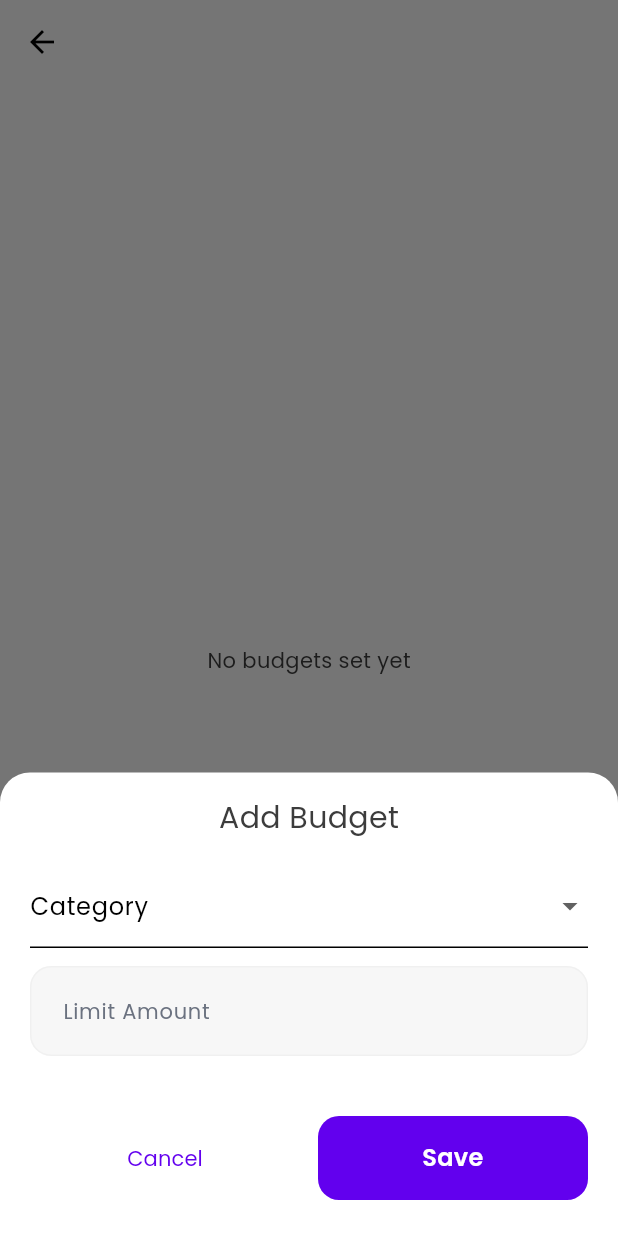
After one commit to Umer-Ahsan/kuvaka_expense_tracker, a Flutter app: the BudgetScreen screen opened directly, after a tap on the "add" icon, on a phone screen of 412 x 824 dp. The commit adds this screen. Run offline on Flutter 3.47's test engine with Material 3 defaults, Android fonts, the light colour scheme and no system bars; our stand-ins replace device_preview, flutter_slidable, hive, hive_flutter, syncfusion_flutter_charts; accounts and stored records are empty.

Commit message:
feat:Added budget provider,services,and a basic ui.

```diff
--- /dev/null
+++ b/lib/features/budget/model/budget_model.dart
@@ -0,0 +1,21 @@
+import 'package:hive/hive.dart';
+
+part 'budget_model.g.dart';
+
+@HiveType(typeId: 2)
+class Budget extends HiveObject {
+  @HiveField(0)
+  String id;
+
+  @HiveField(1)
+  String category;
+
+  @HiveField(2)
+  double limit;
+
+  Budget({
+    required this.id,
+    required this.category,
+    required this.limit,
+  });
+}
--- /dev/null
+++ b/lib/features/budget/service/budget_services.dart
@@ -0,0 +1,20 @@
+import 'package:hive_flutter/hive_flutter.dart';
+import '../model/budget_model.dart';
+
+class BudgetService {
+  final Box<Budget> _box = Hive.box<Budget>('budgets');
+
+  List<Budget> getAllBudgets() => _box.values.toList();
+
+  Future<void> addBudget(Budget budget) async {
+    await _box.put(budget.id, budget);
+  }
+
+  Future<void> updateBudget(Budget budget) async {
+    await _box.put(budget.id, budget);
+  }
+
+  Future<void> deleteBudget(String id) async {
+    await _box.delete(id);
+  }
+}
--- /dev/null
+++ b/lib/features/budget/view/budget_screen.dart
@@ -0,0 +1,149 @@
+import 'package:flutter/material.dart';
+import 'package:kuvaka_expense_tracker/features/budget/widgets/budget_tile_widget.dart';
+import 'package:kuvaka_expense_tracker/features/shared/view/widgets/custom_button_widget.dart';
+import 'package:kuvaka_expense_tracker/features/transactions/widgets/custom_textformfield.dart';
+import 'package:provider/provider.dart';
+import 'package:uuid/uuid.dart';
+import '../../../constants/styles.dart';
+import '../model/budget_model.dart';
+import '../viewmodel/budget_provider.dart';
+
+class BudgetScreen extends StatelessWidget {
+  const BudgetScreen({super.key});
+
+  @override
+  Widget build(BuildContext context) {
+    final provider = Provider.of<BudgetProvider>(context);
+    final budgets = provider.budgets;
+
+    return Scaffold(
+      appBar: AppBar(
+        title: const Text("Budgets", style: AppStyles.f20w500),
+        centerTitle: true,
+      ),
+      body: budgets.isEmpty
+          ? const Center(child: Text("No budgets set yet"))
+          : ListView.builder(
+              padding: const EdgeInsets.all(12),
+              itemCount: budgets.length,
+              itemBuilder: (context, index) {
+                final b = budgets[index];
+                return BudgetTile(
+                  budget: b,
+                  onDelete: () async {
+                    await provider.deleteBudget(b.id);
+                  },
+                );
+              },
+            ),
+
+      floatingActionButton: FloatingActionButton(
+        child: const Icon(Icons.add),
+        onPressed: () {
+          showModalBottomSheet(
+            context: context,
+            isScrollControlled: true,
+            backgroundColor: Colors.white,
+            shape: const RoundedRectangleBorder(
+              borderRadius: BorderRadius.vertical(top: Radius.circular(20)),
+            ),
+            builder: (_) => Padding(
+              padding: EdgeInsets.only(
+                bottom: MediaQuery.of(context).viewInsets.bottom,
+              ),
+              child: _AddBudgetSheet(provider: provider),
+            ),
+          );
+        },
+      ),
+    );
+  }
+}
+
+class _AddBudgetSheet extends StatefulWidget {
+  final BudgetProvider provider;
+  const _AddBudgetSheet({required this.provider});
+
+  @override
+  State<_AddBudgetSheet> createState() => _AddBudgetSheetState();
+}
+
+class _AddBudgetSheetState extends State<_AddBudgetSheet> {
+  final TextEditingController _limitController = TextEditingController();
+  String? _selectedCategory;
+
+  final List<String> _categories = [
+    'Food',
+    'Travel',
+    'Shopping',
+    'Bills',
+    'Health',
+    'Entertainment',
+    'Others',
+  ];
+
+  @override
+  Widget build(BuildContext context) {
+    return Padding(
+      padding: const EdgeInsets.symmetric(horizontal: 20, vertical: 16),
+      child: Column(
+        mainAxisSize: MainAxisSize.min,
+        crossAxisAlignment: CrossAxisAlignment.start,
+        children: [
+          const Center(child: Text("Add Budget", style: AppStyles.f20w500)),
+          const SizedBox(height: 16),
+          DropdownButtonFormField<String>(
+            value: _selectedCategory,
+            decoration: const InputDecoration(labelText: "Category"),
+            items: _categories.map((category) {
+              return DropdownMenuItem(value: category, child: Text(category));
+            }).toList(),
+            onChanged: (value) {
+              setState(() {
+                _selectedCategory = value;
+              });
+            },
+          ),
+          const SizedBox(height: 12),
+          CustomTextFormField(
+            labelText: "Limit Amount",
+            controller: _limitController,
+            keyboardType: TextInputType.number,
+          ),
+          const SizedBox(height: 20),
+          Row(
+            children: [
+              Expanded(
+                child: TextButton(
+                  onPressed: () => Navigator.pop(context),
+                  child: const Text("Cancel"),
+                ),
+              ),
+              const SizedBox(width: 12),
+              Expanded(
+                child: CustomButton(
+                  text: "Save",
+                  onPressed: () async {
+                    final id = const Uuid().v4();
+                    final category = _selectedCategory;
+                    final limit =
+                        double.tryParse(_limitController.text.trim()) ?? 0;
+
+                    if (category != null && limit > 0) {
+                      await widget.provider.addBudget(
+                        Budget(id: id, category: category, limit: limit),
+                      );
+                      if (context.mounted) Navigator.pop(context);
+                    }
+                  },
+                ),
+              ),
+            ],
+          ),
+
+          const SizedBox(height: 8),
+        ],
+      ),
+    );
+  }
+}
--- /dev/null
+++ b/lib/features/budget/viewmodel/budget_provider.dart
@@ -0,0 +1,60 @@
+import 'package:flutter/material.dart';
+import 'package:hive_flutter/hive_flutter.dart';
+import '../model/budget_model.dart';
+
+class BudgetProvider extends ChangeNotifier {
+  static const String boxName = 'budgetsBox';
+
+  late Box<Budget> _box;
+  List<Budget> _budgets = [];
+
+  BudgetProvider() {
+    _init();
+  }
+
+  Future<void> _init() async {
+    _box = Hive.box<Budget>(boxName);
+    _budgets = _box.values.toList();
+    notifyListeners();
+  }
+
+  List<Budget> get budgets => _budgets;
+
+  Future<void> addBudget(Budget budget) async {
+    await _box.put(budget.id, budget);
+    _budgets = _box.values.toList();
+    notifyListeners();
+  }
+
+  Future<void> updateBudget(Budget budget) async {
+    await _box.put(budget.id, budget);
+    _budgets = _box.values.toList();
+    notifyListeners();
+  }
+
+  Future<void> deleteBudget(String id) async {
+    await _box.delete(id);
+    _budgets = _box.values.toList();
+    notifyListeners();
+  }
+
+  double? getBudgetLimit(String category) {
+    return _budgets
+        .firstWhere((b) => b.category == category, orElse: () => Budget(id: '', category: '', limit: 0))
+        .limit;
+  }
+
+  /// Checks if the spent amount exceeds the budget
+  bool isOverBudget(String category, double spent) {
+    final limit = getBudgetLimit(category);
+    if (limit == null || limit == 0) return false;
+    return spent > limit;
+  }
+
+  /// Returns how close (0.0 - 1.0) the user is to the limit
+  double budgetUsageRatio(String category, double spent) {
+    final limit = getBudgetLimit(category);
+    if (limit == null || limit == 0) return 0;
+    return spent / limit;
+  }
+}
--- a/lib/main.dart
+++ b/lib/main.dart
@@ -3,6 +3,8 @@ import 'package:flutter/foundation.dart';
 import 'package:flutter/material.dart';
 import 'package:hive_flutter/hive_flutter.dart';
 import 'package:kuvaka_expense_tracker/constants/themes.dart';
+import 'package:kuvaka_expense_tracker/features/budget/model/budget_model.dart';
+import 'package:kuvaka_expense_tracker/features/budget/viewmodel/budget_provider.dart';
 import 'package:kuvaka_expense_tracker/features/shared/viewmodel/theme_provider.dart';
 import 'package:kuvaka_expense_tracker/features/transactions/model/transaction_model.dart';
 import 'package:kuvaka_expense_tracker/features/transactions/view/transaction_screen.dart';
@@ -16,8 +18,10 @@ void main() async {
 
   if (!Hive.isAdapterRegistered(0)) {
     Hive.registerAdapter(TransactionAdapter());
+    Hive.registerAdapter(BudgetAdapter());
   }
 
+  await Hive.openBox<Budget>(BudgetProvider.boxName);
   await Hive.openBox<Transaction>(TransactionProvider.boxName);
 
   runApp(
@@ -25,6 +29,7 @@ void main() async {
       providers: [
         ChangeNotifierProvider(create: (_) => TransactionProvider()),
         ChangeNotifierProvider(create: (_) => ThemeProvider()),
+        ChangeNotifierProvider(create: (_) => BudgetProvider()),
       ],
       child: kDebugMode
           ? DevicePreview(enabled: true, builder: (context) => const MyApp())
```
Also changed, not shown: lib/features/budget/widgets/budget_tile_widget.dart (added, +72 -0 lines), lib/features/transactions/view/transaction_screen.dart (+66 -21 lines), lib/features/budget/model/budget_model.g.dart (added).
